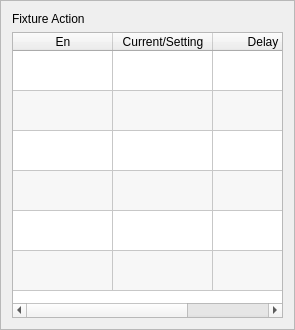
The window that hcinstruction/ichcfixturepage_5.ui (dongdong-2009/3-5AxisRobot) describes before a commit, drawn with Qt 5.
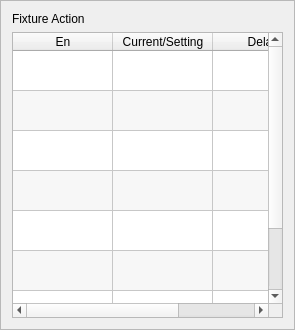
The same window after the commit. Icons and pictures are not drawn.

Patch:
```diff
--- a/hcinstruction/ichcfixturepage_5.ui
+++ b/hcinstruction/ichcfixturepage_5.ui
@@ -141,6 +141,16 @@
        <string>Sucker2</string>
       </property>
      </row>
+     <row>
+      <property name="text">
+       <string>Sucker3</string>
+      </property>
+     </row>
+     <row>
+      <property name="text">
+       <string>Sucker4</string>
+      </property>
+     </row>
      <column>
       <property name="text">
        <string>En</string>
@@ -246,6 +256,16 @@
        <string/>
       </property>
      </item>
+     <item row="6" column="0">
+      <property name="checkState">
+       <enum>Unchecked</enum>
+      </property>
+     </item>
+     <item row="7" column="0">
+      <property name="checkState">
+       <enum>Unchecked</enum>
+      </property>
+     </item>
     </widget>
    </item>
   </layout>
```
